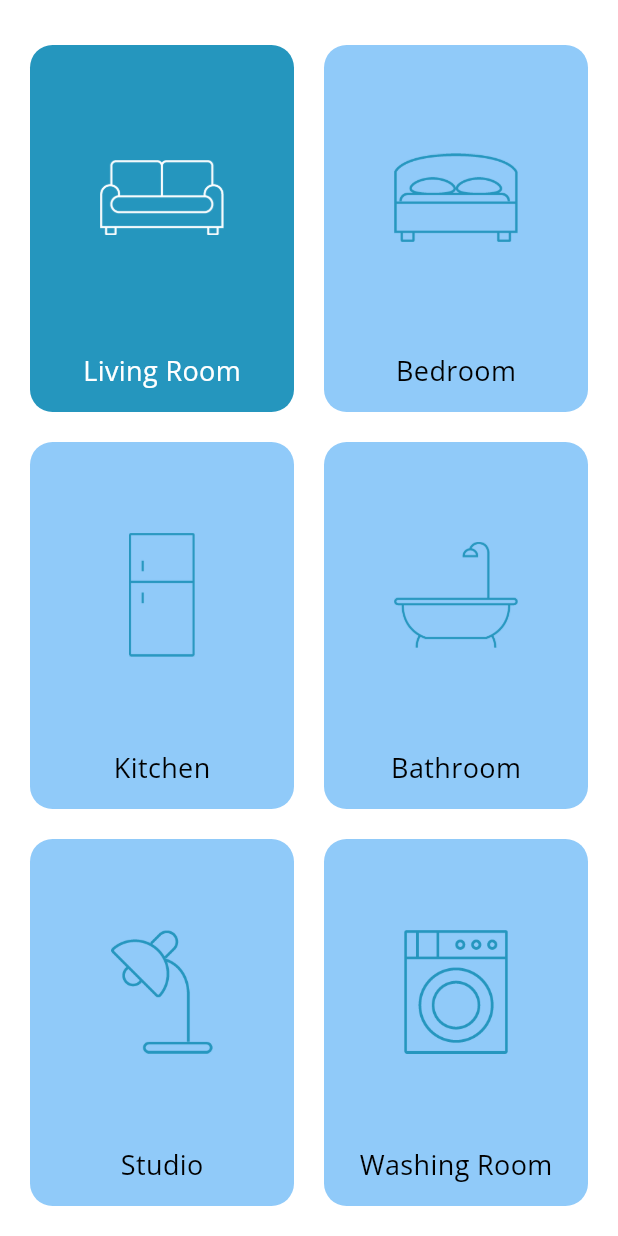
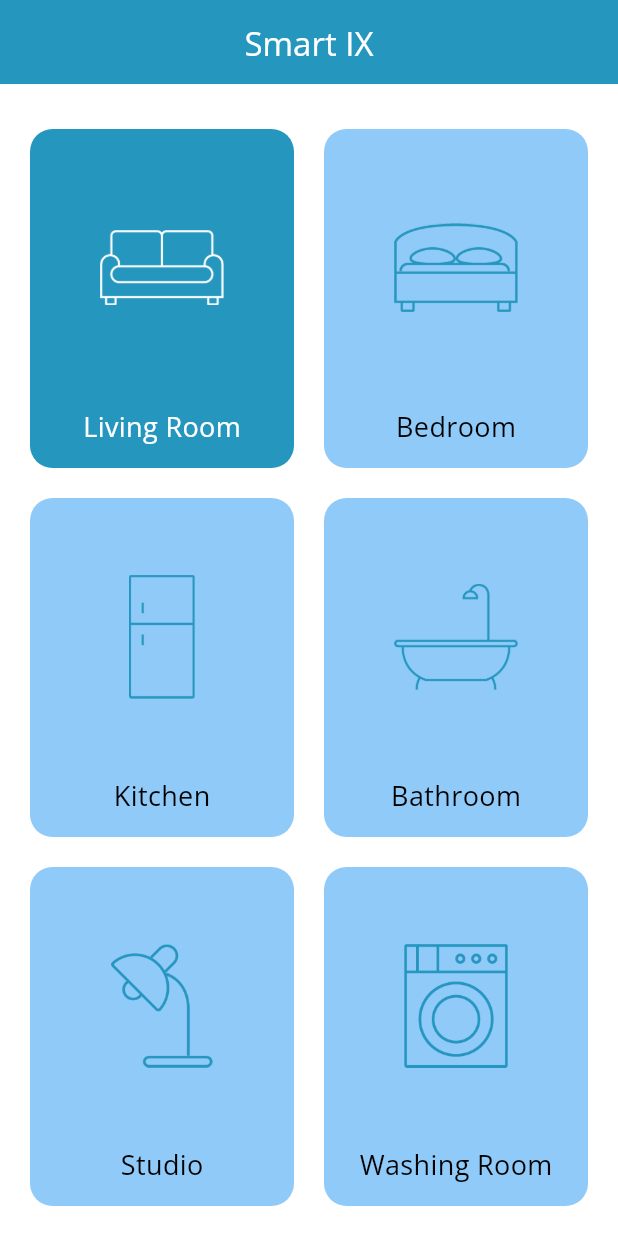
Before and after one commit to mufassalhussain/smart_ix, a Flutter app: the screen it shows after launch, on a phone screen of 412 x 824 dp. Run offline on Flutter 3.47's test engine with Material 2 defaults, Android fonts, the phone set to English and light mode, and no system bars; our stand-ins replace bloc, equatable, flutter_bloc, flutter_switch, get, google_fonts and 1 more.

Commit message:
[updated]

```diff
--- a/lib/main.dart
+++ b/lib/main.dart
@@ -42,7 +42,7 @@ class MyApp extends StatelessWidget {
         ],
         child: GetMaterialApp(
           debugShowCheckedModeBanner: false,
-          title: 'HR Controller',
+          title: 'Smart IX',
           theme: ThemeData(
             useMaterial3: true,
             primarySwatch: Colors.blue,
--- a/lib/presentation/HomeScreen.dart
+++ b/lib/presentation/HomeScreen.dart
@@ -1,5 +1,6 @@
 import 'package:flutter/material.dart';
 import 'package:flutter_bloc/flutter_bloc.dart';
+import 'package:get/get.dart';
 import 'package:smart_ix/utils/AppAssets.dart';
 import 'package:smart_ix/utils/AppSpaces.dart';
 import 'package:smart_ix/widgets/buttons.dart';
@@ -21,6 +22,14 @@ class HomeScreen extends StatelessWidget {
     return BlocBuilder<HomeScreenBloc, HomeScreenState>(
       builder: (context, state) {
         return Scaffold(
+          appBar: AppBar(
+            centerTitle: true,
+            backgroundColor: Get.theme.colorScheme.secondary,
+            title: Text(
+              'Smart IX',
+              style: TextStyle(color: Colors.white),
+            ),
+          ),
           body: Padding(
             padding: const EdgeInsets.all(20.0),
             child: Column(
```
Also changed, not shown: 1 other file.
